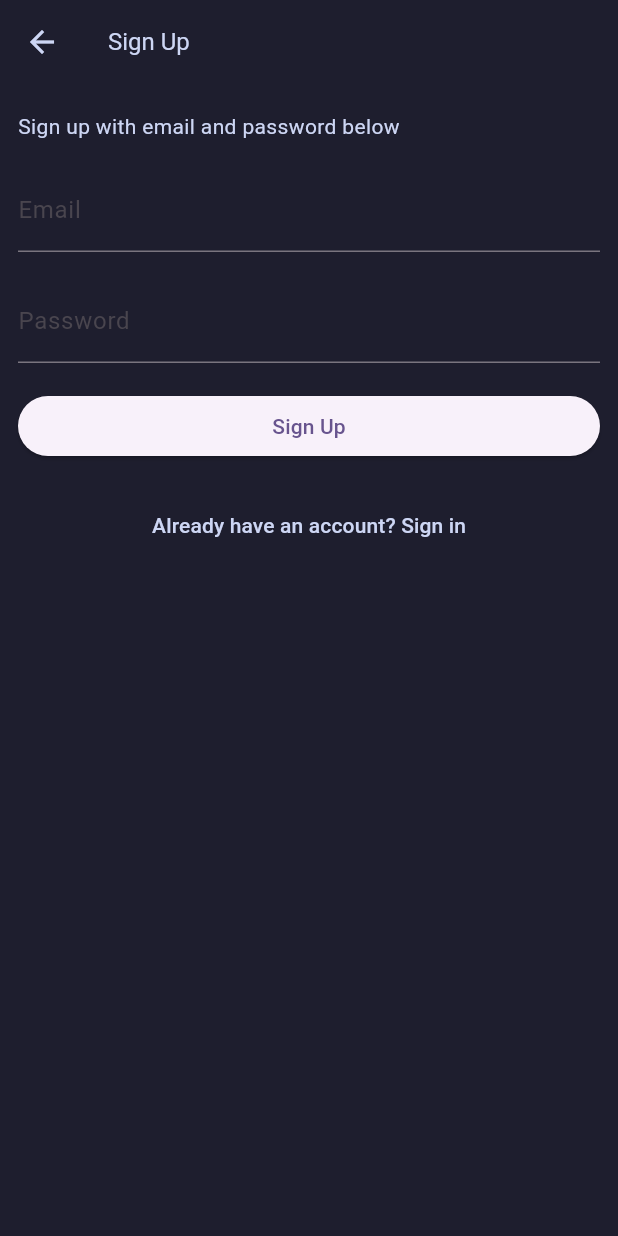
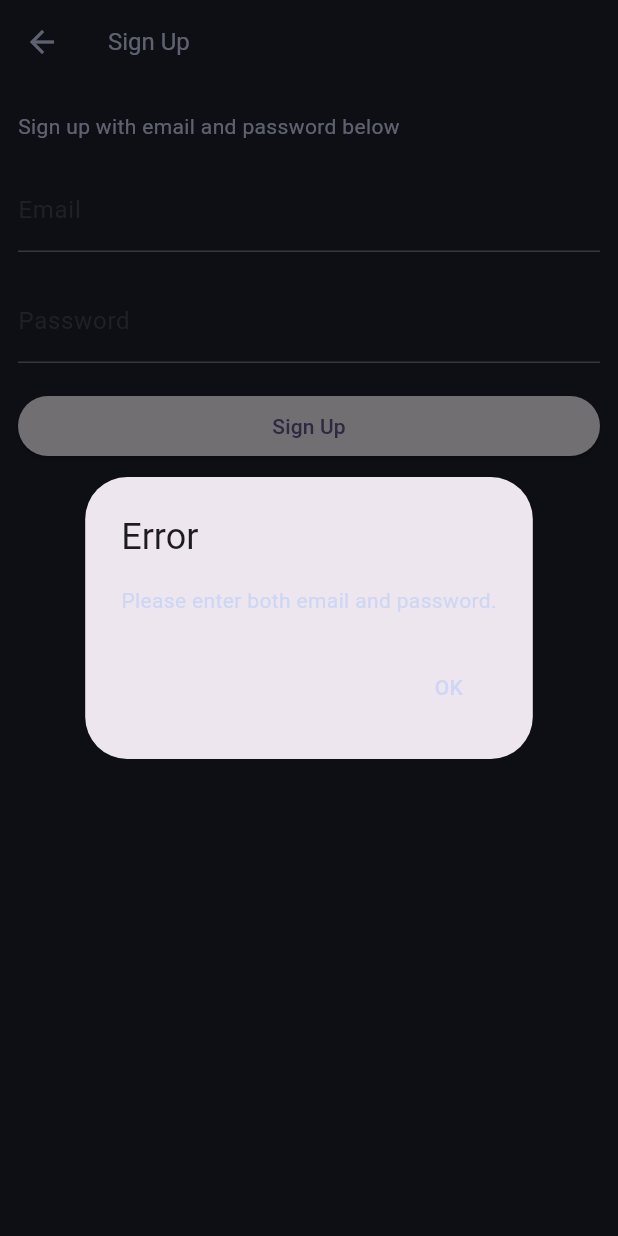
Before and after one commit to shaaanuu/endernote-flutter, a Flutter app: the ScreenSignUp screen opened by its route, after a tap on "Sign Up", on a phone screen of 412 x 824 dp. Run offline on Flutter 3.47's test engine with Material 3 defaults, Android fonts, the phone set to English and light mode, and no system bars; our stand-ins replace equatable, firebase_core, flutter_bloc, flutter_markdown, flutter_secure_storage, flutter_slidable and 2 more; missing offline and left inert: ficonsax; accounts and stored records are empty; generated files the repository leaves out were written again.

Commit message:
add: signin and singup functions

```diff
--- a/lib/presentation/screens/auth/screen_signin.dart
+++ b/lib/presentation/screens/auth/screen_signin.dart
@@ -1,10 +1,15 @@
 import 'package:flutter/material.dart';
+import 'package:flutter_secure_storage/flutter_secure_storage.dart';
+
+import 'firebase_auth_service.dart';
 
 class ScreenSignIn extends StatelessWidget {
   ScreenSignIn({super.key});
 
   final _emailController = TextEditingController();
   final _passwordController = TextEditingController();
+  final FirebaseAuthService _authService = FirebaseAuthService();
+  final FlutterSecureStorage _secureStorage = const FlutterSecureStorage();
 
   @override
   Widget build(BuildContext context) {
@@ -29,7 +34,31 @@ class ScreenSignIn extends StatelessWidget {
             ),
             const SizedBox(height: 18),
             ElevatedButton(
-              onPressed: () {},
+              onPressed: () async {
+                final email = _emailController.text;
+                final password = _passwordController.text;
+
+                if (email.isEmpty || password.isEmpty) {
+                  _showErrorDialog(
+                    context,
+                    "Please enter both email and password.",
+                  );
+                  return;
+                }
+
+                try {
+                  final userData = await _authService.signIn(email, password);
+
+                  await _secureStorage.write(
+                    key: "idToken",
+                    value: userData['id_token'],
+                  );
+
+                  Navigator.of(context).pushReplacementNamed('/home');
+                } catch (error) {
+                  _showErrorDialog(context, error.toString());
+                }
+              },
               child: const Text('Sign In'),
             ),
             const SizedBox(height: 18),
@@ -42,4 +71,22 @@ class ScreenSignIn extends StatelessWidget {
       ),
     );
   }
+
+  void _showErrorDialog(BuildContext context, String message) {
+    showDialog(
+      context: context,
+      builder: (ctx) => AlertDialog(
+        title: const Text('Error'),
+        content: Text(message),
+        actions: <Widget>[
+          TextButton(
+            onPressed: () {
+              Navigator.of(ctx).pop();
+            },
+            child: const Text('OK'),
+          ),
+        ],
+      ),
+    );
+  }
 }
--- a/lib/presentation/screens/auth/screen_signup.dart
+++ b/lib/presentation/screens/auth/screen_signup.dart
@@ -1,10 +1,15 @@
 import 'package:flutter/material.dart';
+import 'package:flutter_secure_storage/flutter_secure_storage.dart';
+
+import 'firebase_auth_service.dart';
 
 class ScreenSignUp extends StatelessWidget {
   ScreenSignUp({super.key});
 
   final _emailController = TextEditingController();
   final _passwordController = TextEditingController();
+  final FirebaseAuthService _authService = FirebaseAuthService();
+  final FlutterSecureStorage _secureStorage = const FlutterSecureStorage();
 
   @override
   Widget build(BuildContext context) {
@@ -29,7 +34,31 @@ class ScreenSignUp extends StatelessWidget {
             ),
             const SizedBox(height: 18),
             ElevatedButton(
-              onPressed: () {},
+              onPressed: () async {
+                final email = _emailController.text;
+                final password = _passwordController.text;
+
+                if (email.isEmpty || password.isEmpty) {
+                  _showErrorDialog(
+                    context,
+                    "Please enter both email and password.",
+                  );
+                  return;
+                }
+
+                try {
+                  final userData = await _authService.signUp(email, password);
+
+                  await _secureStorage.write(
+                    key: "idToken",
+                    value: userData['id_token'],
+                  );
+
+                  Navigator.of(context).pushReplacementNamed('/home');
+                } catch (error) {
+                  _showErrorDialog(context, error.toString());
+                }
+              },
               child: const Text('Sign Up'),
             ),
             const SizedBox(height: 18),
@@ -42,4 +71,22 @@ class ScreenSignUp extends StatelessWidget {
       ),
     );
   }
+
+  void _showErrorDialog(BuildContext context, String message) {
+    showDialog(
+      context: context,
+      builder: (ctx) => AlertDialog(
+        title: const Text('Error'),
+        content: Text(message),
+        actions: <Widget>[
+          TextButton(
+            onPressed: () {
+              Navigator.of(ctx).pop();
+            },
+            child: const Text('OK'),
+          ),
+        ],
+      ),
+    );
+  }
 }
--- a/pubspec.yaml
+++ b/pubspec.yaml
@@ -25,6 +25,8 @@ dependencies:
   path_provider: ^2.1.4
   flutter_slidable: ^3.1.1
   firebase_core: ^3.8.1
+  flutter_secure_storage: ^9.2.2
+  http: ^1.2.2
 
 dev_dependencies:
   flutter_test:
```
Also changed, not shown: lib/main.dart (+10 -0 lines), lib/presentation/screens/auth/firebase_auth_service.dart (added, +94 -0 lines), pubspec.lock, 6 other files.
